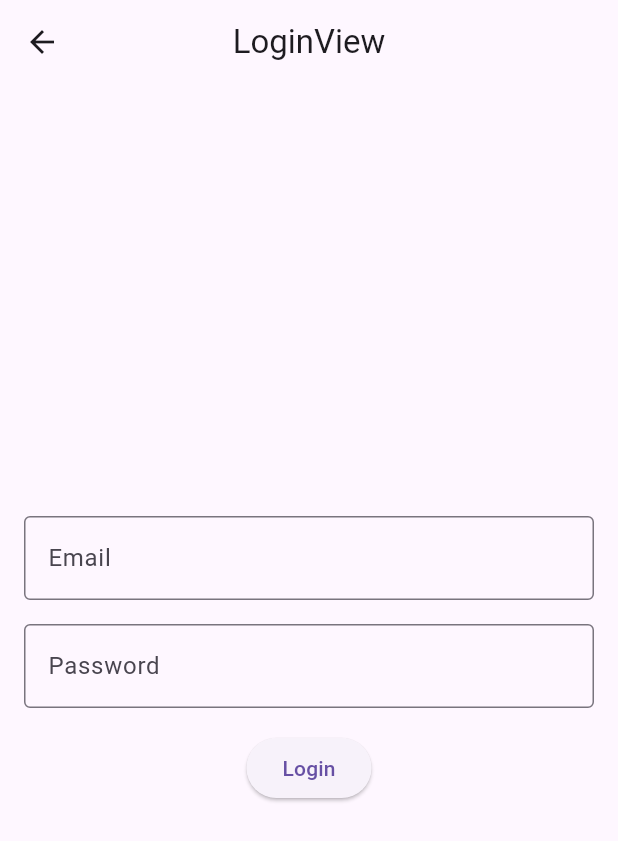
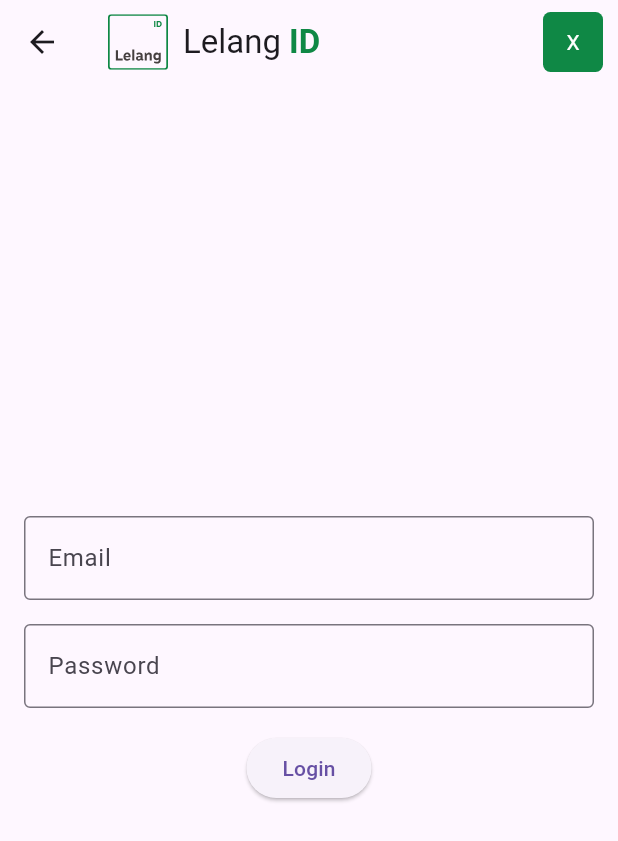
Before and after one commit to Rzki-Lil/lelangfb, a Flutter app: the LoginView screen opened by its route, on a phone screen of 412 x 824 dp. Shown: the top 841 px of the screen. Run offline on Flutter 3.47's test engine with Material 3 defaults, Android fonts, the phone set to English and light mode, and no system bars; our stand-ins replace firebase_auth, firebase_core, flutter_svg, get, google_fonts, vector_graphics; accounts and stored records are empty; network calls fail; Roboto replaces fonts that are missing (MotivaSansBold).

Commit message:
update login view appbar

```diff
--- a/lib/app/modules/login/views/login_view.dart
+++ b/lib/app/modules/login/views/login_view.dart
@@ -1,7 +1,8 @@
 import 'package:flutter/material.dart';
-
 import 'package:get/get.dart';
 
+import '../../../../core/assets/assets.gen.dart';
+import '../../../../core/constants/color.dart';
 import '../controllers/login_controller.dart';
 import 'package:lelang_fb/app/controllers/auth_controller.dart';
 
@@ -14,8 +15,50 @@ class LoginView extends GetView<LoginController> {
   Widget build(BuildContext context) {
     return Scaffold(
       appBar: AppBar(
-        title: const Text('LoginView'),
-        centerTitle: true,
+        title: Row(
+          children: [
+            Assets.svg.logoLelangV2.svg(width: 40),
+            SizedBox(width: 10),
+            Text(
+              "Lelang ",
+              style: TextStyle(fontFamily: 'MotivaSansBold'),
+            ),
+            Text(
+              "ID",
+              style: TextStyle(
+                fontFamily: 'MotivaSansBold',
+                fontWeight: FontWeight.bold,
+                color: AppColors.hijauTua,
+              ),
+            ),
+          ],
+        ),
+        actions: [
+          Padding(
+            padding: const EdgeInsets.only(right: 10),
+            child: GestureDetector(
+              onTap: () {
+                print("dsada");
+              },
+              child: Container(
+                height: 40,
+                width: 40,
+                decoration: BoxDecoration(
+                  borderRadius: BorderRadius.circular(5),
+                  color: AppColors.hijauTua,
+                ),
+                child: Center(
+                  child: Text(
+                    "X",
+                    style: TextStyle(
+                      color: AppColors.white,
+                    ),
+                  ),
+                ),
+              ),
+            ),
+          )
+        ],
       ),
       body: Padding(
         padding: const EdgeInsets.all(16.0),
--- a/lib/app/modules/splash/views/splash_view.dart
+++ b/lib/app/modules/splash/views/splash_view.dart
@@ -3,7 +3,7 @@ import 'package:flutter/material.dart';
 import 'package:get/get.dart';
 import 'package:lelang_fb/core/assets/assets.gen.dart';
 import 'package:google_fonts/google_fonts.dart';
-import '../../../../core/assets/constants/color.dart';
+import '../../../../core/constants/color.dart';
 import '../controllers/splash_controller.dart';
 
 class SplashView extends GetView<SplashController> {
--- a/lib/main.dart
+++ b/lib/main.dart
@@ -18,7 +18,7 @@ class MyApp extends StatelessWidget {
   @override
   Widget build(BuildContext context) {
     return FutureBuilder(
-      future: Future.delayed(Duration(seconds: 20)),
+      future: Future.delayed(Duration(seconds: 4)),
       builder: (context, snapshot) {
         if (snapshot.connectionState == ConnectionState.waiting) {
           return GetMaterialApp(
```
Also changed, not shown: lib/core/constants/color.dart (renamed from lib/core/assets/constants/color.dart).
